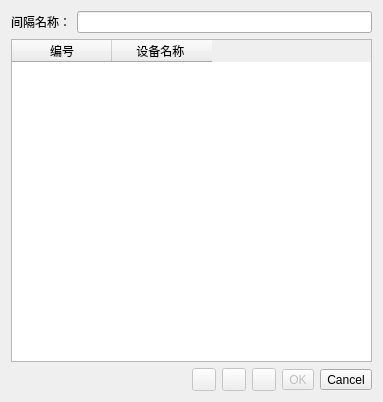
Above: qCC/ui_templates/labelDeviceDlg.ui from ShineSea/CloudCompare before the change. Below: the same form after it.
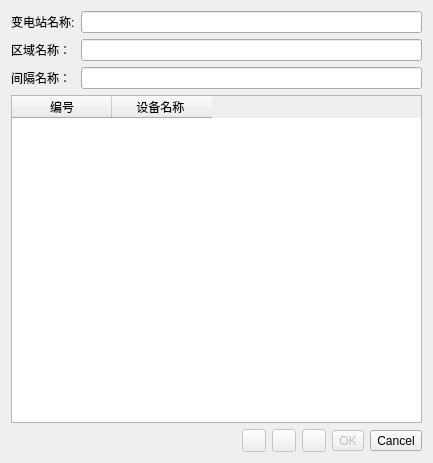
That is the form after the change. Icons and pictures are not drawn.

Commit message: 新增编辑厂站、区域、间隔信息的功能

What changed in the file:
```diff
--- a/qCC/ui_templates/labelDeviceDlg.ui
+++ b/qCC/ui_templates/labelDeviceDlg.ui
@@ -6,8 +6,8 @@
    <rect>
     <x>0</x>
     <y>0</y>
-    <width>383</width>
-    <height>402</height>
+    <width>433</width>
+    <height>463</height>
    </rect>
   </property>
   <property name="sizePolicy">
@@ -21,16 +21,42 @@
   </property>
   <layout class="QGridLayout" name="gridLayout">
    <item row="0" column="0">
+    <widget class="QLabel" name="label_3">
+     <property name="sizePolicy">
+      <sizepolicy hsizetype="Preferred" vsizetype="Preferred">
+       <horstretch>0</horstretch>
+       <verstretch>0</verstretch>
+      </sizepolicy>
+     </property>
+     <property name="text">
+      <string>变电站名称:</string>
+     </property>
+    </widget>
+   </item>
+   <item row="0" column="1">
+    <widget class="QLineEdit" name="lineEdit_2"/>
+   </item>
+   <item row="1" column="0">
+    <widget class="QLabel" name="label_4">
+     <property name="text">
+      <string>区域名称：</string>
+     </property>
+    </widget>
+   </item>
+   <item row="1" column="1">
+    <widget class="QLineEdit" name="lineEdit_3"/>
+   </item>
+   <item row="2" column="0">
     <widget class="QLabel" name="label_2">
      <property name="text">
       <string>间隔名称：</string>
      </property>
     </widget>
    </item>
-   <item row="0" column="1">
+   <item row="2" column="1">
     <widget class="QLineEdit" name="lineEditIntervalName"/>
    </item>
-   <item row="1" column="0" colspan="2">
+   <item row="3" column="0" colspan="2">
     <widget class="QTableWidget" name="tableDeviceInfo">
      <column>
       <property name="text">
@@ -44,7 +70,7 @@
      </column>
     </widget>
    </item>
-   <item row="2" column="0" colspan="2">
+   <item row="4" column="0" colspan="2">
     <layout class="QHBoxLayout" name="horizontalLayout">
      <item>
       <spacer name="horizontalSpacer">
```
The commit also changes 37 other files.
